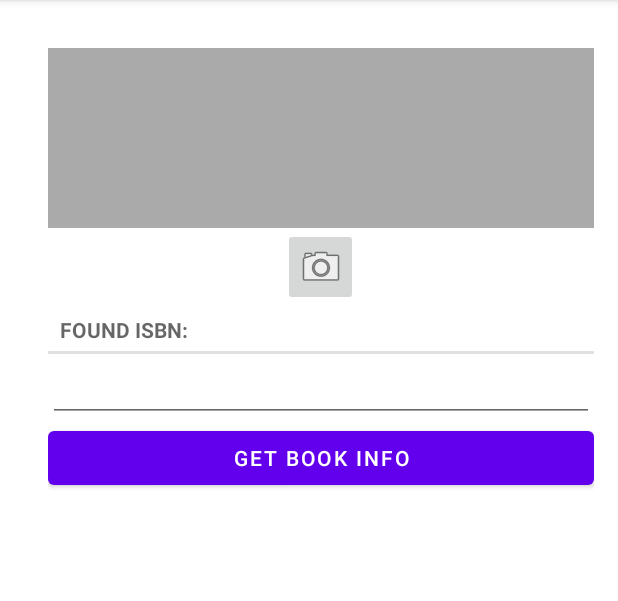
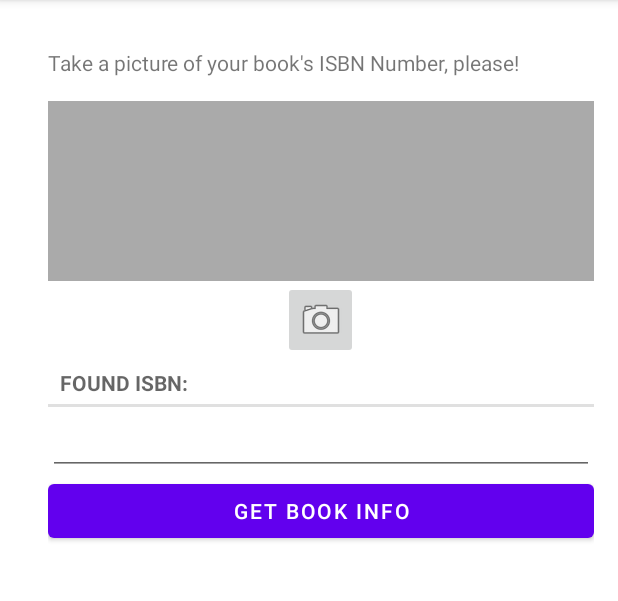
Before and after one commit to niobek/BookCatalog, an Android app: the GetISBNFragment screen opened through its navigation route, on a phone screen of 412 x 824 dp, the part 84-685 px from its top. Run offline under Robolectric (Android 15) with nearby library versions, the light colour scheme and no system bars; our stand-ins replace Dagger/Hilt's generated code, data binding, navigation-ui; libraries missing offline, so code that uses them is left out: com.google.mlkit.common, com.google.mlkit.vision; pictures from the network do not load; 3 statements that could not run were skipped.

Commit message:
isbn parse error was fixed. database protect option was added while uninstall.

```diff
--- a/BookLibrary/app/build.gradle
+++ b/BookLibrary/app/build.gradle
@@ -13,8 +13,8 @@ android {
         applicationId "com.montismobile.booklibrary"
         minSdkVersion 21
         targetSdkVersion 31
-        versionCode 1
-        versionName "1.0"
+        versionCode 3
+        versionName "1.2"
         vectorDrawables.useSupportLibrary true
         testInstrumentationRunner "com.montismobile.booklibrary.testutils.HiltTestRunner"
         javaCompileOptions {
--- a/BookLibrary/app/src/main/AndroidManifest.xml
+++ b/BookLibrary/app/src/main/AndroidManifest.xml
@@ -14,6 +14,7 @@
         android:label="@string/app_name"
         android:roundIcon="@mipmap/ic_launcher_round"
         android:supportsRtl="true"
+        android:hasFragileUserData="true"
         android:theme="@style/Theme.CrimeAppClone">
         <activity android:name=".main.MainActivity"
             android:exported="true">
--- a/BookLibrary/app/src/main/res/layout/fragment_get_isbn.xml
+++ b/BookLibrary/app/src/main/res/layout/fragment_get_isbn.xml
@@ -12,6 +12,11 @@
             android:orientation="vertical"
             android:layout_marginStart="16dp"
             android:layout_marginTop="16dp">
+                <TextView
+                android:layout_width="match_parent"
+                android:layout_height="wrap_content"
+                android:text="@string/take_picture_of_isbn"
+                android:hint="@string/isbn_number_hint" />
 
                 <ImageView
                     android:id="@+id/isbn_photo"
--- a/BookLibrary/app/src/main/res/values/strings.xml
+++ b/BookLibrary/app/src/main/res/values/strings.xml
@@ -58,4 +58,6 @@
     <string name="add_book_manually">ADD A BOOK MANUALLY</string>
     <string name="book_adding_type_question">How will you add a book to the your book list?</string>
     <string name="add_new_book">New Book</string>
+    <string name="take_picture_of_isbn">Take a picture of your book\'s ISBN Number, please!</string>
+    <string name="isbn_number_hint">ISBN Number is on the back of your book or the second page of the book. It starts with ISBN always.</string>
 </resources>
```
Also changed, not shown: BookLibrary/app/src/main/java/com/montismobile/booklibrary/search/GetISBNFragment.kt (+16 -2 lines).
